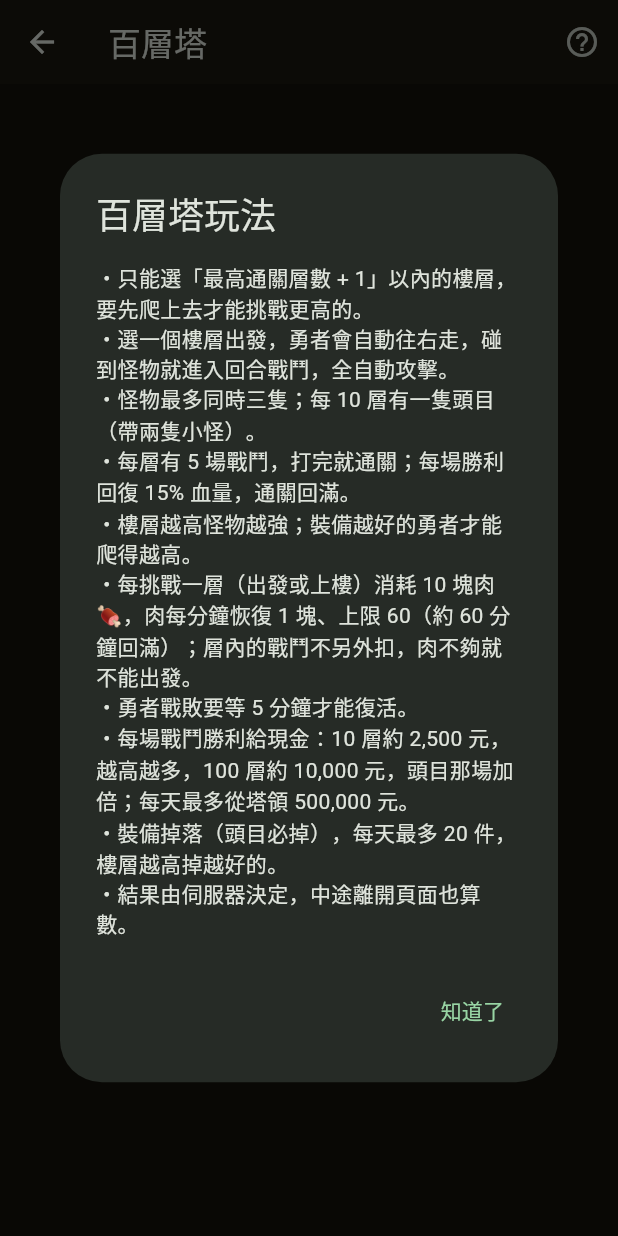
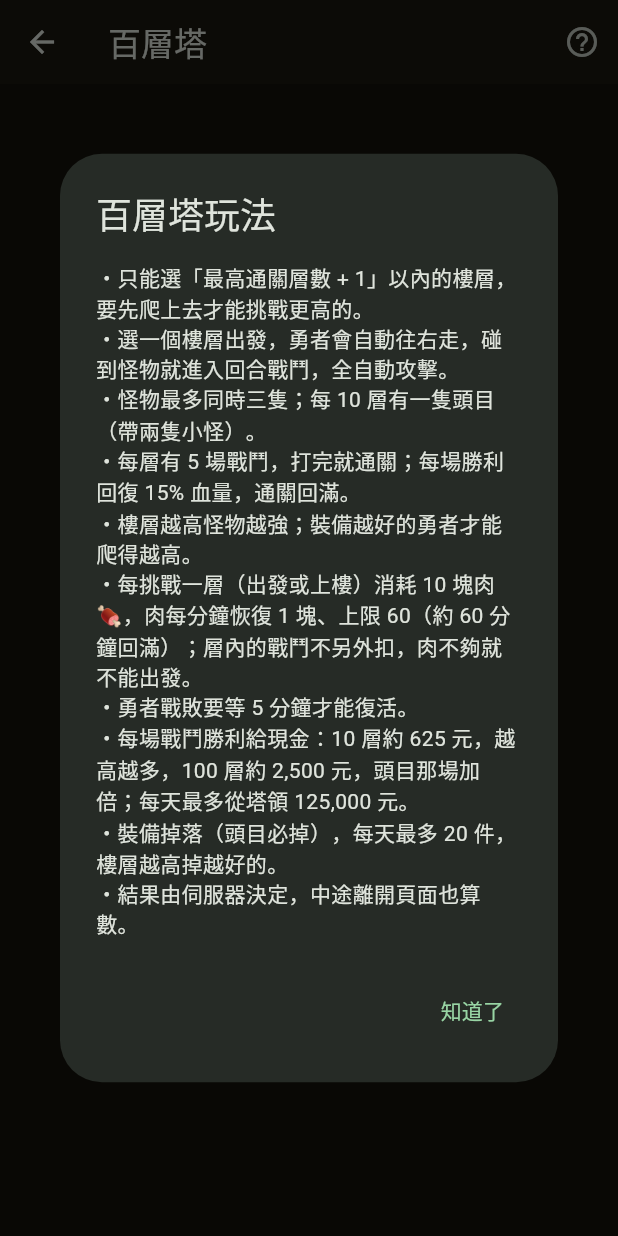
Before and after one commit to c224456k/feixu-trading-app, a Flutter app: the TowerScreen screen opened directly, after a tap on the "help outline" icon, on a phone screen of 412 x 824 dp. Run offline on Flutter 3.47's test engine with Material 3 defaults, Android fonts, the phone set to English and light mode, and no system bars; our stand-ins replace audioplayers, fl_chart, package_info_plus, shared_preferences; accounts and stored records are empty.

Commit message:
百層塔：獎金調降為1/4，每日上限12.5萬
Co-Authored-By: Claude Sonnet 5.5 <noreply@anthropic.com>

```diff
--- a/lib/screens/tower_screen.dart
+++ b/lib/screens/tower_screen.dart
@@ -523,7 +523,7 @@ class _TowerScreenState extends State<TowerScreen> with SingleTickerProviderStat
             '・樓層越高怪物越強；裝備越好的勇者才能爬得越高。\n'
             '・每挑戰一層（出發或上樓）消耗 10 塊肉🍖，肉每分鐘恢復 1 塊、上限 60（約 60 分鐘回滿）；層內的戰鬥不另外扣，肉不夠就不能出發。\n'
             '・勇者戰敗要等 5 分鐘才能復活。\n'
-            '・每場戰鬥勝利給現金：10 層約 2,500 元，越高越多，100 層約 10,000 元，頭目那場加倍；每天最多從塔領 500,000 元。\n'
+            '・每場戰鬥勝利給現金：10 層約 625 元，越高越多，100 層約 2,500 元，頭目那場加倍；每天最多從塔領 125,000 元。\n'
             '・裝備掉落（頭目必掉），每天最多 20 件，樓層越高掉越好的。\n'
             '・結果由伺服器決定，中途離開頁面也算數。',
           ),
```
